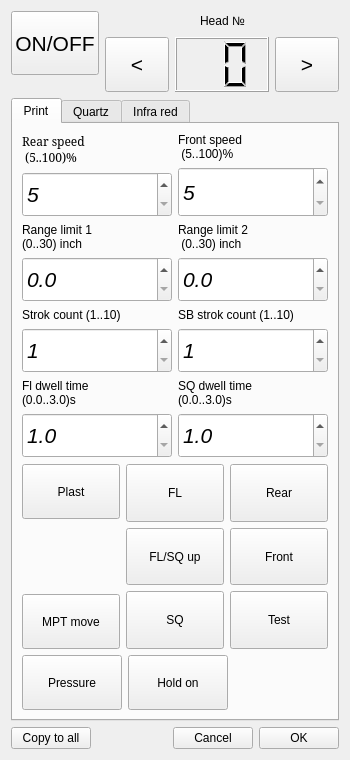
Before: the Qt Designer form headsettingdialog.ui in mishkoLitvin/L_Aries-progect, drawn with Qt 5.
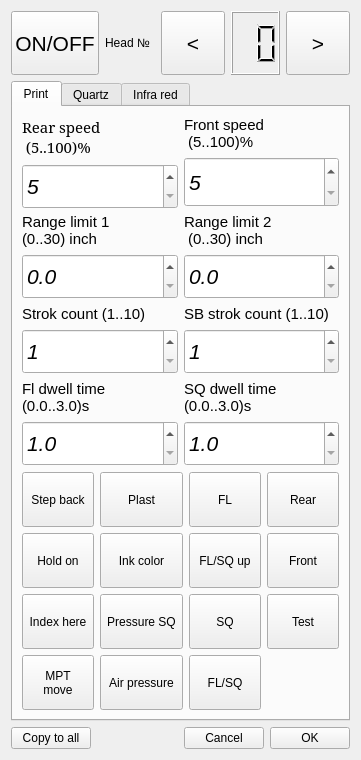
After: the same form once the commit is applied. Icons and pictures are not drawn.

Commit message: Buttons on head settings hide/show

```diff
--- a/headsettingdialog.ui
+++ b/headsettingdialog.ui
@@ -6,7 +6,7 @@
    <rect>
     <x>0</x>
     <y>0</y>
-    <width>350</width>
+    <width>361</width>
     <height>760</height>
    </rect>
   </property>
@@ -25,7 +25,7 @@
   <property name="maximumSize">
    <size>
     <width>400</width>
-    <height>842</height>
+    <height>847</height>
    </size>
   </property>
   <property name="windowTitle">
@@ -60,38 +60,12 @@
          </property>
         </widget>
        </item>
-       <item>
-        <spacer name="verticalSpacer_9">
-         <property name="orientation">
-          <enum>Qt::Vertical</enum>
-         </property>
-         <property name="sizeHint" stdset="0">
-          <size>
-           <width>20</width>
-           <height>40</height>
-          </size>
-         </property>
-        </spacer>
-       </item>
       </layout>
      </item>
      <item>
       <layout class="QVBoxLayout" name="verticalLayout">
        <item>
-        <layout class="QHBoxLayout" name="horizontalLayout_5">
-         <item>
-          <spacer name="horizontalSpacer_5">
-           <property name="orientation">
-            <enum>Qt::Horizontal</enum>
-           </property>
-           <property name="sizeHint" stdset="0">
-            <size>
-             <width>40</width>
-             <height>20</height>
-            </size>
-           </property>
-          </spacer>
-         </item>
+        <layout class="QHBoxLayout" name="horizontalLayout_4">
          <item>
           <widget class="QLabel" name="label_12">
            <property name="text">
@@ -100,24 +74,13 @@
           </widget>
          </item>
          <item>
-          <spacer name="horizontalSpacer_6">
-           <property name="orientation">
-            <enum>Qt::Horizontal</enum>
-           </property>
-           <property name="sizeHint" stdset="0">
-            <size>
-             <width>40</width>
-             <height>20</height>
-            </size>
-           </property>
-          </spacer>
-         </item>
-        </layout>
-       </item>
-       <item>
-        <layout class="QHBoxLayout" name="horizontalLayout_4">
-         <item>
           <widget class="QPushButton" name="pButtonHeadNoDec">
+           <property name="sizePolicy">
+            <sizepolicy hsizetype="Expanding" vsizetype="Fixed">
+             <horstretch>0</horstretch>
+             <verstretch>0</verstretch>
+            </sizepolicy>
+           </property>
            <property name="minimumSize">
             <size>
              <width>64</width>
@@ -149,6 +112,12 @@
          </item>
          <item>
           <widget class="QPushButton" name="pButtonHeadNoInc">
+           <property name="sizePolicy">
+            <sizepolicy hsizetype="Expanding" vsizetype="Fixed">
+             <horstretch>0</horstretch>
+             <verstretch>0</verstretch>
+            </sizepolicy>
+           </property>
            <property name="minimumSize">
             <size>
              <width>64</width>
@@ -217,7 +186,7 @@
                <property name="font">
                 <font>
                  <family>Serif</family>
-                 <pointsize>9</pointsize>
+                 <pointsize>11</pointsize>
                 </font>
                </property>
                <property name="text">
@@ -269,6 +238,11 @@
                  <verstretch>0</verstretch>
                 </sizepolicy>
                </property>
+               <property name="font">
+                <font>
+                 <pointsize>11</pointsize>
+                </font>
+               </property>
                <property name="text">
                 <string>Front speed
  (5..100)%</string>
@@ -316,6 +290,11 @@
             <layout class="QVBoxLayout" name="verticalLayout_6" stretch="1,10">
              <item>
               <widget class="QLabel" name="labelRL1">
+               <property name="font">
+                <font>
+                 <pointsize>11</pointsize>
+                </font>
+               </property>
                <property name="text">
                 <string>Range limit 1 
 (0..30) inch</string>
@@ -362,6 +341,11 @@
                  <verstretch>0</verstretch>
                 </sizepolicy>
                </property>
+               <property name="font">
+                <font>
+                 <pointsize>11</pointsize>
+                </font>
+               </property>
                <property name="text">
                 <string>Range limit 2
  (0..30) inch</string>
@@ -406,6 +390,11 @@
             <layout class="QVBoxLayout" name="verticalLayout_4" stretch="1,10">
              <item>
               <widget class="QLabel" name="labelSC1">
+               <property name="font">
+                <font>
+                 <pointsize>11</pointsize>
+                </font>
+               </property>
                <property name="text">
                 <string>Strok count (1..10)</string>
                </property>
@@ -454,6 +443,11 @@
                  <verstretch>0</verstretch>
                 </sizepolicy>
                </property>
+               <property name="font">
+                <font>
+                 <pointsize>11</pointsize>
+                </font>
+               </property>
                <property name="text">
                 <string>SB strok count (1..10)</string>
                </property>
@@ -500,6 +494,11 @@
             <layout class="QVBoxLayout" name="verticalLayout_8" stretch="1,10">
              <item>
               <widget class="QLabel" name="labelDwT1">
+               <property name="font">
+                <font>
+                 <pointsize>11</pointsize>
+                </font>
+               </property>
                <property name="text">
                 <string>Fl dwell time
 (0.0..3.0)s</string>
@@ -552,6 +551,11 @@
                  <verstretch>0</verstretch>
                 </sizepolicy>
                </property>
+               <property name="font">
+                <font>
+                 <pointsize>11</pointsize>
+                </font>
+               </property>
                <property name="text">
                 <string>SQ dwell time
 (0.0..3.0)s</string>
@@ -599,12 +603,162 @@
         </layout>
        </item>
        <item>
-        <layout class="QVBoxLayout" name="verticalLayout_24">
-         <item>
           <layout class="QHBoxLayout" name="horizontalLayout_8">
            <item>
             <layout class="QVBoxLayout" name="verticalLayout_23">
              <item>
+            <widget class="QToolButton" name="toolButtonStepBack">
+             <property name="sizePolicy">
+              <sizepolicy hsizetype="Expanding" vsizetype="Minimum">
+               <horstretch>0</horstretch>
+               <verstretch>0</verstretch>
+              </sizepolicy>
+             </property>
+             <property name="minimumSize">
+              <size>
+               <width>0</width>
+               <height>55</height>
+              </size>
+             </property>
+             <property name="text">
+              <string>Step back</string>
+             </property>
+             <property name="icon">
+              <iconset>
+               <normaloff>:/new/icons/icons/sqfl_up.png</normaloff>:/new/icons/icons/sqfl_up.png</iconset>
+             </property>
+             <property name="iconSize">
+              <size>
+               <width>32</width>
+               <height>32</height>
+              </size>
+             </property>
+             <property name="toolButtonStyle">
+              <enum>Qt::ToolButtonTextUnderIcon</enum>
+             </property>
+            </widget>
+           </item>
+           <item>
+            <widget class="QToolButton" name="toolButtonHoldOn">
+             <property name="sizePolicy">
+              <sizepolicy hsizetype="Expanding" vsizetype="Minimum">
+               <horstretch>0</horstretch>
+               <verstretch>0</verstretch>
+              </sizepolicy>
+             </property>
+             <property name="minimumSize">
+              <size>
+               <width>0</width>
+               <height>55</height>
+              </size>
+             </property>
+             <property name="text">
+              <string>Hold on</string>
+             </property>
+             <property name="icon">
+              <iconset>
+               <normaloff>:/new/icons/icons/handNO.png</normaloff>:/new/icons/icons/handNO.png</iconset>
+             </property>
+             <property name="iconSize">
+              <size>
+               <width>32</width>
+               <height>32</height>
+              </size>
+             </property>
+             <property name="checkable">
+              <bool>true</bool>
+             </property>
+             <property name="toolButtonStyle">
+              <enum>Qt::ToolButtonTextUnderIcon</enum>
+             </property>
+            </widget>
+           </item>
+           <item>
+            <widget class="QToolButton" name="toolButtonIndexHere">
+             <property name="sizePolicy">
+              <sizepolicy hsizetype="Expanding" vsizetype="Minimum">
+               <horstretch>0</horstretch>
+               <verstretch>0</verstretch>
+              </sizepolicy>
+             </property>
+             <property name="minimumSize">
+              <size>
+               <width>0</width>
+               <height>55</height>
+              </size>
+             </property>
+             <property name="text">
+              <string>Index here</string>
+             </property>
+             <property name="icon">
+              <iconset>
+               <normaloff>:/new/icons/icons/sqfl_down.png</normaloff>:/new/icons/icons/sqfl_down.png</iconset>
+             </property>
+             <property name="iconSize">
+              <size>
+               <width>32</width>
+               <height>32</height>
+              </size>
+             </property>
+             <property name="toolButtonStyle">
+              <enum>Qt::ToolButtonTextUnderIcon</enum>
+             </property>
+            </widget>
+           </item>
+           <item>
+            <widget class="QToolButton" name="toolButtonMTPMove">
+             <property name="sizePolicy">
+              <sizepolicy hsizetype="Expanding" vsizetype="Minimum">
+               <horstretch>0</horstretch>
+               <verstretch>0</verstretch>
+              </sizepolicy>
+             </property>
+             <property name="minimumSize">
+              <size>
+               <width>0</width>
+               <height>55</height>
+              </size>
+             </property>
+             <property name="text">
+              <string>MPT 
+move</string>
+             </property>
+             <property name="icon">
+              <iconset>
+               <normaloff>:/arrows/icons/arrows/arrowUD.png</normaloff>:/arrows/icons/arrows/arrowUD.png</iconset>
+             </property>
+             <property name="iconSize">
+              <size>
+               <width>32</width>
+               <height>32</height>
+              </size>
+             </property>
+             <property name="toolButtonStyle">
+              <enum>Qt::ToolButtonTextUnderIcon</enum>
+             </property>
+            </widget>
+           </item>
+           <item>
+            <spacer name="verticalSpacer">
+             <property name="orientation">
+              <enum>Qt::Vertical</enum>
+             </property>
+             <property name="sizeHint" stdset="0">
+              <size>
+               <width>20</width>
+               <height>40</height>
+              </size>
+             </property>
+            </spacer>
+           </item>
+          </layout>
+         </item>
+         <item>
+          <layout class="QVBoxLayout" name="verticalLayout_21">
+           <property name="spacing">
+            <number>6</number>
+           </property>
+           <item>
               <widget class="QToolButton" name="toolButtonPlast">
                <property name="sizePolicy">
                 <sizepolicy hsizetype="Expanding" vsizetype="Minimum">
@@ -614,7 +768,7 @@
                </property>
                <property name="minimumSize">
                 <size>
-                 <width>65</width>
+               <width>0</width>
                  <height>55</height>
                 </size>
                </property>
@@ -636,6 +790,94 @@
                </property>
               </widget>
              </item>
+           <item>
+            <widget class="QToolButton" name="toolButtonInkColor">
+             <property name="sizePolicy">
+              <sizepolicy hsizetype="Expanding" vsizetype="Minimum">
+               <horstretch>0</horstretch>
+               <verstretch>0</verstretch>
+              </sizepolicy>
+             </property>
+             <property name="minimumSize">
+              <size>
+               <width>0</width>
+               <height>55</height>
+              </size>
+             </property>
+             <property name="text">
+              <string>Ink color</string>
+             </property>
+             <property name="icon">
+              <iconset>
+               <normaloff>:/new/icons/icons/sqfl_middle.png</normaloff>:/new/icons/icons/sqfl_middle.png</iconset>
+             </property>
+             <property name="iconSize">
+              <size>
+               <width>32</width>
+               <height>32</height>
+              </size>
+             </property>
+             <property name="toolButtonStyle">
+              <enum>Qt::ToolButtonTextUnderIcon</enum>
+             </property>
+            </widget>
+           </item>
+           <item>
+            <widget class="QToolButton" name="toolButtonPressure">
+             <property name="sizePolicy">
+              <sizepolicy hsizetype="Expanding" vsizetype="Minimum">
+               <horstretch>0</horstretch>
+               <verstretch>0</verstretch>
+              </sizepolicy>
+             </property>
+             <property name="minimumSize">
+              <size>
+               <width>0</width>
+               <height>55</height>
+              </size>
+             </property>
+             <property name="text">
+              <string>Pressure SQ</string>
+             </property>
+             <property name="iconSize">
+              <size>
+               <width>32</width>
+               <height>32</height>
+              </size>
+             </property>
+             <property name="toolButtonStyle">
+              <enum>Qt::ToolButtonTextUnderIcon</enum>
+             </property>
+            </widget>
+           </item>
+           <item>
+            <widget class="QToolButton" name="toolButtonPressureAir">
+             <property name="sizePolicy">
+              <sizepolicy hsizetype="Expanding" vsizetype="Minimum">
+               <horstretch>0</horstretch>
+               <verstretch>0</verstretch>
+              </sizepolicy>
+             </property>
+             <property name="minimumSize">
+              <size>
+               <width>0</width>
+               <height>55</height>
+              </size>
+             </property>
+             <property name="text">
+              <string>Air pressure</string>
+             </property>
+             <property name="iconSize">
+              <size>
+               <width>32</width>
+               <height>32</height>
+              </size>
+             </property>
+             <property name="toolButtonStyle">
+              <enum>Qt::ToolButtonTextUnderIcon</enum>
+             </property>
+            </widget>
+           </item>
              <item>
               <spacer name="verticalSpacer_2">
                <property name="orientation">
@@ -649,42 +891,10 @@
                </property>
               </spacer>
              </item>
-             <item>
-              <widget class="QToolButton" name="toolButtonMTPMove">
-               <property name="sizePolicy">
-                <sizepolicy hsizetype="Expanding" vsizetype="Minimum">
-                 <horstretch>0</horstretch>
-                 <verstretch>0</verstretch>
-                </sizepolicy>
-               </property>
-               <property name="minimumSize">
-                <size>
-                 <width>65</width>
-                 <height>55</height>
-                </size>
-               </property>
-               <property name="text">
-                <string>MPT move</string>
-               </property>
-               <property name="icon">
-                <iconset>
-                 <normaloff>:/arrows/icons/arrows/arrowUD.png</normaloff>:/arrows/icons/arrows/arrowUD.png</iconset>
-               </property>
-               <property name="iconSize">
-                <size>
-                 <width>32</width>
-                 <height>32</height>
-                </size>
-               </property>
-               <property name="toolButtonStyle">
-                <enum>Qt::ToolButtonTextUnderIcon</enum>
-               </property>
-              </widget>
-             </item>
             </layout>
            </item>
            <item>
-            <layout class="QVBoxLayout" name="verticalLayout_21">
+          <layout class="QVBoxLayout" name="verticalLayout_24">
              <item>
               <widget class="QToolButton" name="toolButtonFL">
                <property name="sizePolicy">
@@ -695,7 +905,7 @@
                </property>
                <property name="minimumSize">
                 <size>
-                 <width>65</width>
+               <width>0</width>
                  <height>55</height>
                 </size>
                </property>
@@ -718,7 +928,7 @@
               </widget>
              </item>
              <item>
-              <widget class="QToolButton" name="toolButtonFL_SQ">
+            <widget class="QToolButton" name="toolButtonFL_SQup">
                <property name="sizePolicy">
                 <sizepolicy hsizetype="Expanding" vsizetype="Minimum">
                  <horstretch>0</horstretch>
@@ -727,7 +937,7 @@
                </property>
                <property name="minimumSize">
                 <size>
-                 <width>65</width>
+               <width>0</width>
                  <height>55</height>
                 </size>
                </property>
@@ -759,7 +969,7 @@
                </property>
                <property name="minimumSize">
                 <size>
-                 <width>65</width>
+               <width>0</width>
                  <height>55</height>
                 </size>
                </property>
@@ -781,6 +991,51 @@
                </property>
               </widget>
              </item>
+           <item>
+            <widget class="QToolButton" name="toolButtonFL_SQ">
+             <property name="sizePolicy">
+              <sizepolicy hsizetype="Expanding" vsizetype="Fixed">
+               <horstretch>0</horstretch>
+               <verstretch>0</verstretch>
+              </sizepolicy>
+             </property>
+             <property name="minimumSize">
+              <size>
+               <width>0</width>
+               <height>55</height>
+              </size>
+             </property>
+             <property name="text">
+              <string>FL/SQ</string>
+             </property>
+             <property name="icon">
+              <iconset resource="icons.qrc">
+               <normaloff>:/arrows/icons/Base/arrows/arrowUD.png</normaloff>:/arrows/icons/Base/arrows/arrowUD.png</iconset>
+             </property>
+             <property name="iconSize">
+              <size>
+               <width>32</width>
+               <height>32</height>
+              </size>
+             </property>
+             <property name="toolButtonStyle">
+              <enum>Qt::ToolButtonTextUnderIcon</enum>
+             </property>
+            </widget>
+           </item>
+           <item>
+            <spacer name="verticalSpacer_10">
+             <property name="orientation">
+              <enum>Qt::Vertical</enum>
+             </property>
+             <property name="sizeHint" stdset="0">
+              <size>
+               <width>20</width>
+               <height>40</height>
+              </size>
+             </property>
+            </spacer>
+           </item>
             </layout>
            </item>
            <item>
@@ -795,7 +1050,7 @@
                </property>
                <property name="minimumSize">
                 <size>
-                 <width>65</width>
+               <width>0</width>
                  <height>55</height>
                 </size>
                </property>
@@ -827,7 +1082,7 @@
                </property>
                <property name="minimumSize">
                 <size>
-                 <width>65</width>
+               <width>0</width>
                  <height>55</height>
                 </size>
                </property>
@@ -859,7 +1114,7 @@
                </property>
                <property name="minimumSize">
                 <size>
-                 <width>65</width>
+               <width>0</width>
                  <height>55</height>
                 </size>
                </property>
@@ -881,84 +1136,15 @@
                </property>
               </widget>
              </item>
-            </layout>
-           </item>
-          </layout>
-         </item>
          <item>
-          <layout class="QHBoxLayout" name="horizontalLayout_9">
-           <item>
-            <widget class="QToolButton" name="toolButtonPressure">
-             <property name="sizePolicy">
-              <sizepolicy hsizetype="Expanding" vsizetype="Minimum">
-               <horstretch>0</horstretch>
-               <verstretch>0</verstretch>
-              </sizepolicy>
-             </property>
-             <property name="minimumSize">
-              <size>
-               <width>65</width>
-               <height>55</height>
-              </size>
-             </property>
-             <property name="text">
-              <string>Pressure</string>
-             </property>
-             <property name="iconSize">
-              <size>
-               <width>32</width>
-               <height>32</height>
-              </size>
-             </property>
-             <property name="toolButtonStyle">
-              <enum>Qt::ToolButtonTextUnderIcon</enum>
-             </property>
-            </widget>
-           </item>
-           <item>
-            <widget class="QToolButton" name="toolButtonHoldOn">
-             <property name="sizePolicy">
-              <sizepolicy hsizetype="Expanding" vsizetype="Minimum">
-               <horstretch>0</horstretch>
-               <verstretch>0</verstretch>
-              </sizepolicy>
-             </property>
-             <property name="minimumSize">
-              <size>
-               <width>65</width>
-               <height>55</height>
-              </size>
-             </property>
-             <property name="text">
-              <string>Hold on</string>
-             </property>
-             <property name="icon">
-              <iconset>
-               <normaloff>:/new/icons/icons/handNO.png</normaloff>:/new/icons/icons/handNO.png</iconset>
-             </property>
-             <property name="iconSize">
-              <size>
-               <width>32</width>
-               <height>32</height>
-              </size>
-             </property>
-             <property name="checkable">
-              <bool>true</bool>
-             </property>
-             <property name="toolButtonStyle">
-              <enum>Qt::ToolButtonTextUnderIcon</enum>
-             </property>
-            </widget>
-           </item>
-           <item>
-            <spacer name="horizontalSpacer_8">
+            <spacer name="verticalSpacer_11">
              <property name="orientation">
-              <enum>Qt::Horizontal</enum>
+              <enum>Qt::Vertical</enum>
              </property>
              <property name="sizeHint" stdset="0">
               <size>
-               <width>40</width>
-               <height>20</height>
+               <width>20</width>
+               <height>40</height>
               </size>
              </property>
             </spacer>
```
Left out of the diff: 4 changed lines with no effect on the pictures. Lines whose indentation alone changed are shown as unchanged. The commit also changes 3 other files.
